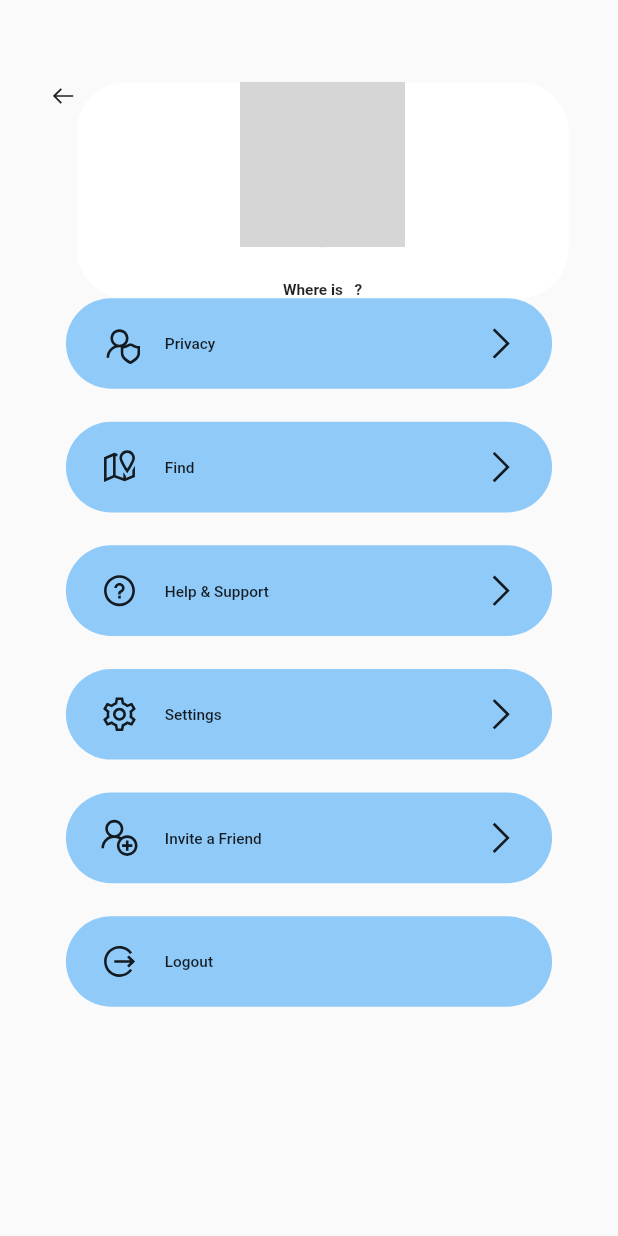
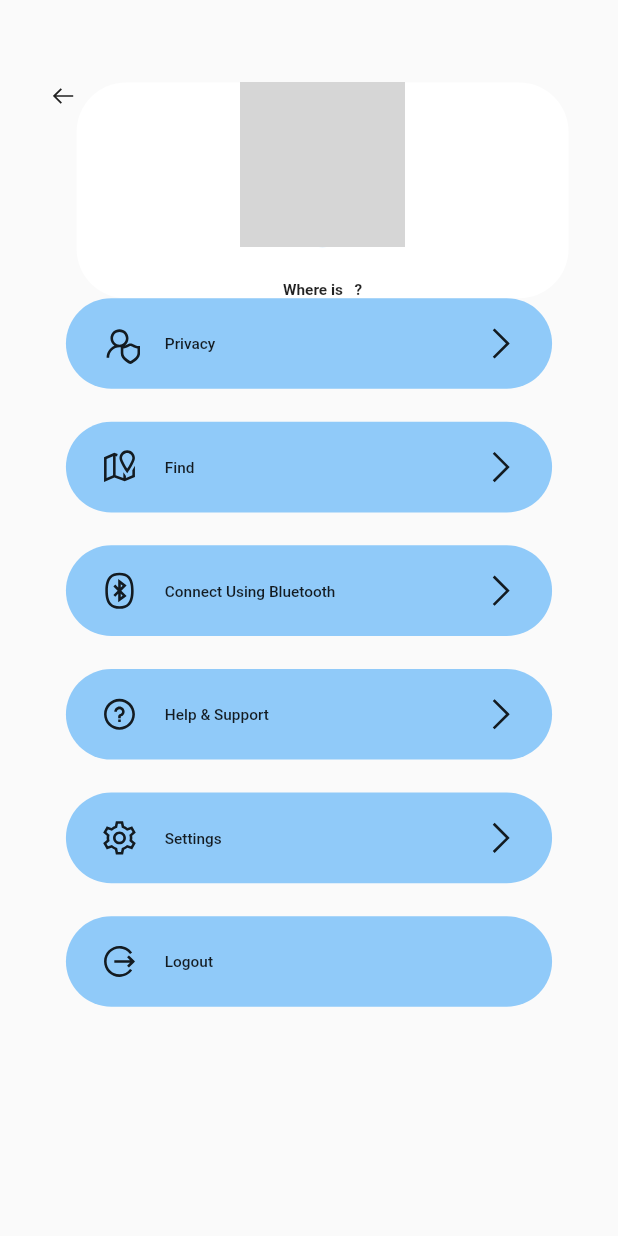
Before and after one commit to larinnim/LocateMyDog, a Flutter app: the ProfileScreen screen opened directly, on a phone screen of 412 x 824 dp. Run offline on Flutter 3.47's test engine with Material 2 defaults, Android fonts, the phone set to English and light mode, and no system bars; our stand-ins replace cloud_firestore, firebase_auth, firebase_core, firebase_storage, flutter_screenutil, flutter_secure_storage and 9 more; missing offline and left inert: flutter_facebook_login, geoflutterfire; accounts and stored records are empty; network calls fail; statements that could not run were skipped; grey boxes are pictures that could not be loaded.

Commit message:
need to connect to the device

```diff
--- a/lib/Screens/Profile/profile.dart
+++ b/lib/Screens/Profile/profile.dart
@@ -5,6 +5,7 @@ import 'package:flutter/cupertino.dart';
 import 'package:flutter/material.dart';
 import 'package:flutter_maps/Models/user.dart';
 import 'package:flutter_maps/Screens/Home/wrapper.dart';
+import 'package:flutter_maps/Services/bluetooth_conect.dart';
 import 'package:flutter_maps/Services/constants.dart';
 import 'package:flutter_maps/Services/user_controller.dart';
 import 'package:flutter_screenutil/screenutil.dart';
@@ -41,12 +42,11 @@ class _ProfileScreenState extends State<ProfileScreen> {
       });
     }
 
-  var profileInfo =
-          Expanded(
+    var profileInfo = Expanded(
       child: Container(
         decoration: BoxDecoration(
             color: Theme.of(context).primaryColor,
-                borderRadius : BorderRadius.circular(kSpacingUnit.w * 3)
+            borderRadius: BorderRadius.circular(kSpacingUnit.w * 3)
             // borderRadius: BorderRadius.only(
             //   bottomLeft: Radius.circular(20.0),
             //   bottomRight: Radius.circular(20.0),
@@ -58,12 +58,10 @@ class _ProfileScreenState extends State<ProfileScreen> {
             Avatar(
               avatarUrl: _currentUser?.avatarUrl,
               onTap: () async {
-                      File image = await ImagePicker.pickImage(
-                          source: ImageSource.gallery);
+                File image =
+                    await ImagePicker.pickImage(source: ImageSource.gallery);
 
-                      await locator
-                          .get<UserController>()
-                          .uploadProfilePicture(image);
+                await locator.get<UserController>().uploadProfilePicture(image);
 
                 setState(() {});
               },
@@ -81,127 +79,6 @@ class _ProfileScreenState extends State<ProfileScreen> {
         ),
       ),
     );
-          // Expanded(
-          //   flex: 2,
-          //   child: ManageProfileInformationWidget(
-          //     currentUser: _currentUser,
-          //   ),
-          // )
-    // );
-    // var profileInfo = Expanded(
-    //   child: Column(
-    //     children: <Widget>[
-    //       Container(
-    //         height: kSpacingUnit.w * 10,
-    //         width: kSpacingUnit.w * 10,
-    //         margin: EdgeInsets.only(top: kSpacingUnit.w * 3),
-    //         child: InkWell(
-    //           onTap: () async {
-    //             //Get the file from the image picker and store it
-    //             final pickedFile =
-    //                 await ImagePicker().getImage(source: ImageSource.gallery);
-
-    //             setState(() {
-    //               if (pickedFile != null) {
-    //                 _image = File(pickedFile.path);
-    //                 locator.get<UserController>().uploadProfilePicture(_image);
-    //               } else {
-    //                 print('No image selected.');
-    //               }
-    //             });
-    //           },
-    //           child: Stack(
-    //               children: <Widget>[
-    //                 _currentUser.avatarUrl == null ?
-    //                 CircleAvatar(
-    //               radius: kSpacingUnit.w * 5,
-    //               child: Icon(Icons.photo_camera),
-    //             ):
-    //               CircleAvatar(
-    //                 radius: kSpacingUnit.w * 5,
-    //                 backgroundImage: NetworkImage(_currentUser.avatarUrl),
-    //               ),
-    //               Align(
-    //                 alignment: Alignment.bottomRight,
-    //                 child: Container(
-    //                   height: kSpacingUnit.w * 2.5,
-    //                   width: kSpacingUnit.w * 2.5,
-    //                   decoration: BoxDecoration(
-    //                     color: Theme.of(context).accentColor,
-    //                     shape: BoxShape.circle,
-    //                   ),
-    //                   child: Center(
-    //                     heightFactor: kSpacingUnit.w * 1.5,
-    //                     widthFactor: kSpacingUnit.w * 1.5,
-    //                     child: Icon(
-    //                       LineAwesomeIcons.pen,
-    //                       color: kDarkPrimaryColor,
-    //                       size: ScreenUtil().setSp(kSpacingUnit.w * 1.5),
-    //                     ),
-    //                   ),
-    //                 ),
-    //               ),
-    //             ],
-    //           ),
-    //         ),
-    //       ),
-          // SizedBox(height: kSpacingUnit.w * 2),
-          // Text(
-          //   "Where is  ${_firebaseAuth.currentUser.displayName} ?",
-          //   style: kTitleTextStyle,
-          // ),
-    //       SizedBox(height: kSpacingUnit.w * 0.5),
-    //       Text(
-    //         "${_firebaseAuth.currentUser.email} ?",
-    //         style: kCaptionTextStyle,
-    //       ),
-    //       SizedBox(height: kSpacingUnit.w * 2),
-    //       Container(
-    //         height: kSpacingUnit.w * 4,
-    //         width: kSpacingUnit.w * 20,
-    //         decoration: BoxDecoration(
-    //           borderRadius: BorderRadius.circular(kSpacingUnit.w * 3),
-    //           color: Theme.of(context).accentColor,
-    //         ),
-    //         child: Center(
-    //           child: Text(
-    //             'Upgrade to PRO',
-    //             style: kButtonTextStyle,
-    //           ),
-    //         ),
-    //       ),
-    //     ],
-    //   ),
-    // );
-
-    // var themeSwitcher = ThemeSwitcher(
-    //   builder: (context) {
-    //     return AnimatedCrossFade(
-    //       duration: Duration(milliseconds: 200),
-    //       crossFadeState:
-    //           ThemeProvider.of(context).brightness == Brightness.dark
-    //               ? CrossFadeState.showFirst
-    //               : CrossFadeState.showSecond,
-    //       firstChild: GestureDetector(
-    //         onTap: () =>
-    //             ThemeSwitcher.of(context).changeTheme(theme: kLightTheme),
-    //         child: Icon(
-    //           LineAwesomeIcons.sun,
-    //           size: ScreenUtil().setSp(kSpacingUnit.w * 3),
-    //         ),
-    //       ),
-    //       secondChild: GestureDetector(
-    //         onTap: () =>
-    //             ThemeSwitcher.of(context).changeTheme(theme: kDarkTheme),
-    //         child: Icon(
-    //           LineAwesomeIcons.moon,
-    //           size: ScreenUtil().setSp(kSpacingUnit.w * 3),
-    //         ),
-    //       ),
-    //     );
-    //   },
-    // );
-
     var header = Row(
       mainAxisAlignment: MainAxisAlignment.spaceBetween,
       crossAxisAlignment: CrossAxisAlignment.start,
@@ -233,12 +110,26 @@ class _ProfileScreenState extends State<ProfileScreen> {
                     ),
                     InkWell(
                       onTap: () {
-                        Navigator.pushReplacement(context, MaterialPageRoute(builder: (context) {
-                        return MapLocation();}));
+                        Navigator.pushReplacement(context,
+                            MaterialPageRoute(builder: (context) {
+                          return MapLocation();
+                        }));
                       },
                       child: ProfileListItem(
                         icon: LineAwesomeIcons.map_marked,
                         text: 'Find ${_firebaseAuth.currentUser.displayName}',
+                      ),
+                    ),
+                    InkWell(
+                      onTap: () {
+                        Navigator.pushReplacement(context,
+                            MaterialPageRoute(builder: (context) {
+                          return BluetoothConnection();
+                        }));
+                      },
+                      child: ProfileListItem(
+                        icon: LineAwesomeIcons.bluetooth,
+                        text: 'Connect Using Bluetooth',
                       ),
                     ),
                     ProfileListItem(
@@ -248,10 +139,6 @@ class _ProfileScreenState extends State<ProfileScreen> {
                     ProfileListItem(
                       icon: LineAwesomeIcons.cog,
                       text: 'Settings',
-                    ),
-                    ProfileListItem(
-                      icon: LineAwesomeIcons.user_plus,
-                      text: 'Invite a Friend',
                     ),
                     InkWell(
                       onTap: () {
```
Also changed, not shown: pubspec.yaml (+9 -0 lines), pubspec.lock, 24 other files. Lines whose indentation alone changed are shown as unchanged.
